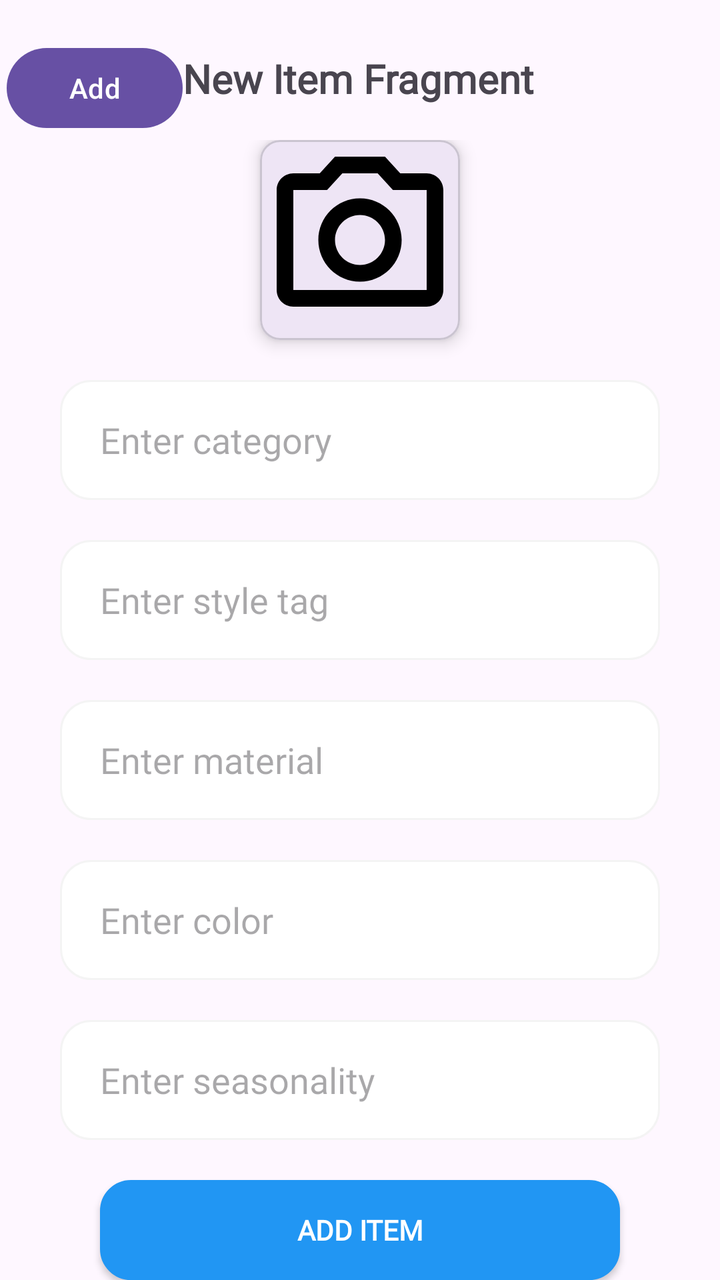
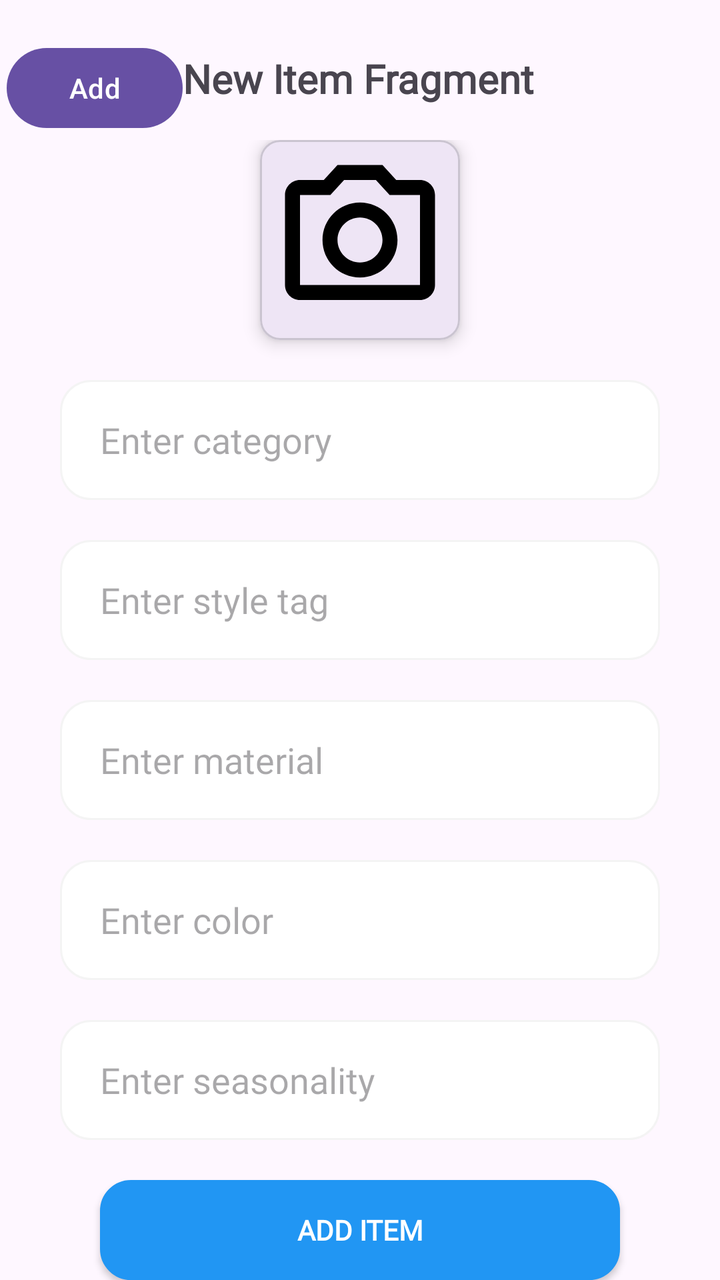

Two renders of the same Android screen: before a commit and after it. Below are the layout's source before the change and the commit's diff.
<!-- AndroidManifest.xml: application theme Theme.StyleWIZ_vol2 -->
<!-- res/layout/fragment_new_item.xml -->
<?xml version="1.0" encoding="utf-8"?>
<androidx.constraintlayout.widget.ConstraintLayout xmlns:android="http://schemas.android.com/apk/res/android"
    xmlns:app="http://schemas.android.com/apk/res-auto"
    xmlns:tools="http://schemas.android.com/tools"
    android:layout_width="match_parent"
    android:layout_height="match_parent"
    tools:context=".NewItemFragment">

    

    <TextView
        android:id="@+id/textView9"
        android:layout_width="wrap_content"
        android:layout_height="wrap_content"
        android:fontFamily="@font/roboto"
        android:text="New Item Fragment"
        android:textSize="20sp"
        android:textStyle="bold"
        app:layout_constraintBottom_toBottomOf="parent"
        app:layout_constraintEnd_toEndOf="parent"
        app:layout_constraintHorizontal_bias="0.497"
        app:layout_constraintStart_toStartOf="parent"
        app:layout_constraintTop_toTopOf="parent"
        app:layout_constraintVertical_bias="0.042" />


    <Button
        android:id="@+id/buttonNew"
        android:layout_width="wrap_content"
        android:layout_height="wrap_content"
        android:layout_marginTop="20dp"
        android:text="Add"
        app:layout_constraintEnd_toEndOf="parent"
        app:layout_constraintHorizontal_bias="0.012"
        app:layout_constraintStart_toStartOf="parent"
        app:layout_constraintTop_toTopOf="parent" />

    <LinearLayout
        android:layout_width="match_parent"
        android:layout_height="wrap_content"
        android:layout_marginStart="30dp"
        android:layout_marginTop="70dp"
        android:layout_marginEnd="30dp"
        android:gravity="center"
        android:orientation="vertical"
        app:layout_constraintEnd_toEndOf="parent"
        app:layout_constraintStart_toStartOf="parent"
        app:layout_constraintTop_toTopOf="parent">

        <com.google.android.material.card.MaterialCardView
            android:id="@+id/selectImage"
            android:layout_width="100sp"
            android:layout_height="100sp"
            app:cardCornerRadius="10sp"
            app:cardElevation="5sp">

            <LinearLayout
                android:layout_width="match_parent"
                android:layout_height="match_parent"
                android:gravity="center"
                android:orientation="vertical">

                <ImageView
                    android:id="@+id/itemImage"
                    android:layout_width="match_parent"
                    android:layout_height="match_parent"
                    android:src="@drawable/outline_photo_camera_24" />
            </LinearLayout>


        </com.google.android.material.card.MaterialCardView>

        <EditText
            android:id="@+id/textCategory"
            android:layout_width="match_parent"
            android:layout_height="60dp"
            android:layout_marginTop="20dp"
            android:background="@drawable/edittextshape"
            android:fontFamily="@font/roboto"
            android:hint="Enter category"
            android:paddingStart="20dp"
            android:singleLine="true" />

        <EditText
            android:id="@+id/textStyleTag"
            android:layout_width="match_parent"
            android:layout_height="60dp"
            android:layout_marginTop="20dp"
            android:background="@drawable/edittextshape"
            android:fontFamily="@font/roboto"
            android:hint="Enter style tag"
            android:paddingStart="20dp"
            android:singleLine="true" />

        <EditText
            android:id="@+id/textMaterial"
            android:layout_width="match_parent"
            android:layout_height="60dp"
            android:layout_marginTop="20dp"
            android:background="@drawable/edittextshape"
            android:fontFamily="@font/roboto"
            android:hint="Enter material"
            android:paddingStart="20dp"
            android:singleLine="true" />

        <EditText
            android:id="@+id/textColor"
            android:layout_width="match_parent"
            android:layout_height="60dp"
            android:layout_marginTop="20dp"
            android:background="@drawable/edittextshape"
            android:fontFamily="@font/roboto"
            android:hint="Enter color"
            android:paddingStart="20dp"
            android:singleLine="true" />

        <EditText
            android:id="@+id/textSeasonality"
            android:layout_width="match_parent"
            android:layout_height="60dp"
            android:layout_marginTop="20dp"
            android:background="@drawable/edittextshape"
            android:fontFamily="@font/roboto"
            android:hint="Enter seasonality"
            android:paddingStart="20dp"
            android:singleLine="true" />
        <androidx.appcompat.widget.AppCompatButton
            android:id="@+id/AddItemBtn"
            android:layout_width="match_parent"
            android:layout_height="50dp"
            android:background="@drawable/edittextshape"
            android:backgroundTint="@color/blue"
            android:text="ADD ITEM"
            android:textColor="@color/white"
            android:fontFamily="@font/roboto"
            android:textStyle="bold"
            android:layout_margin="20dp"/>


    </LinearLayout>

</androidx.constraintlayout.widget.ConstraintLayout>
<!-- resources referenced by this layout -->
<resources>
  <color name="blue">#2196F3</color>
  <color name="white">#FFFFFFFF</color>
  <!-- drawable edittextshape (drawable) -->
  <?xml version="1.0" encoding="utf-8"?>
  <shape xmlns:android="http://schemas.android.com/apk/res/android">
      <solid android:color="@color/white"/>
      <corners android:radius="15dp"/>
      <stroke android:color="#f4f4f4" android:width="1dp"/>
  </shape>
  <!-- drawable outline_photo_camera_24 (drawable) -->
  <vector android:height="24dp" android:tint="#000000"
      android:viewportHeight="24" android:viewportWidth="24"
      android:width="24dp" xmlns:android="http://schemas.android.com/apk/res/android">
      <path android:fillColor="@android:color/white" android:pathData="M14.12,4l1.83,2L20,6v12L4,18L4,6h4.05l1.83,-2h4.24M15,2L9,2L7.17,4L4,4c-1.1,0 -2,0.9 -2,2v12c0,1.1 0.9,2 2,2h16c1.1,0 2,-0.9 2,-2L22,6c0,-1.1 -0.9,-2 -2,-2h-3.17L15,2zM12,9c1.65,0 3,1.35 3,3s-1.35,3 -3,3 -3,-1.35 -3,-3 1.35,-3 3,-3m0,-2c-2.76,0 -5,2.24 -5,5s2.24,5 5,5 5,-2.24 5,-5 -2.24,-5 -5,-5z"/>
  </vector>
  <style name="Theme.StyleWIZ_vol2" parent="Base.Theme.StyleWIZ_vol2" />
  <style name="Base.Theme.StyleWIZ_vol2" parent="Theme.Material3.DayNight.NoActionBar">
          
          
      </style>
</resources>

<!-- the commit's change to res/layout/fragment_new_item.xml (unified diff, before → after) -->
@@ -62,8 +62,8 @@
 
                 <ImageView
                     android:id="@+id/itemImage"
-                    android:layout_width="match_parent"
-                    android:layout_height="match_parent"
+                    android:layout_width="90dp"
+                    android:layout_height="90dp"
                     android:src="@drawable/outline_photo_camera_24" />
             </LinearLayout>
 
